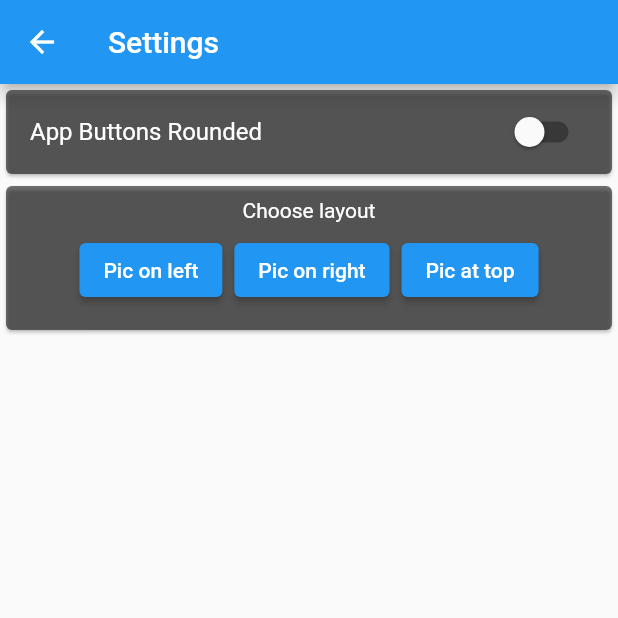
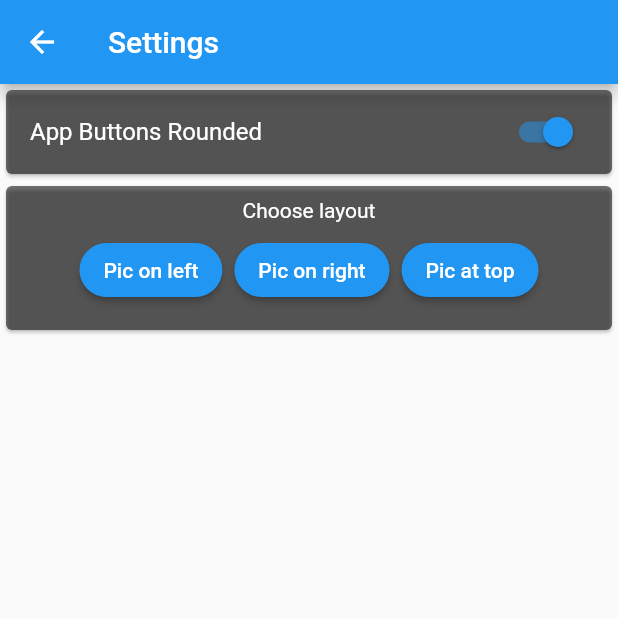
Before and after one commit to Oneya4/shared_preferences_profile_app, a Flutter app: the SettingsScreen screen opened by its route, after a tap on "App Buttons Rounded", on a phone screen of 412 x 824 dp, the top half of it. Run offline on Flutter 3.47's test engine with Material 2 defaults, Android fonts, the phone set to English and light mode, and no system bars; network calls fail.

Commit message:
First working model with Provider to Toggle 👍😁

```diff
--- a/profile_app/lib/profile_settings.dart
+++ b/profile_app/lib/profile_settings.dart
@@ -18,9 +18,8 @@ class ProfileSettings with ChangeNotifier {
     notifyListeners();
   }
 
-  void toggleShape() {
-    final newVal = isChecked;
-    isChecked = !isChecked;
+  void toggleState() {
+    final newVal = !isChecked;
     notifyListeners();
     _setChecked(newVal);
   }
--- a/profile_app/lib/settings_screen.dart
+++ b/profile_app/lib/settings_screen.dart
@@ -7,37 +7,40 @@ import './profile_settings.dart';
 class SettingsScreen extends StatelessWidget {
   static const routeName = '/settings-screen';
 
+  @override
+  Widget build(BuildContext context) {
+    final ButtonStyle roundEdges = ElevatedButton.styleFrom(
+      shape: StadiumBorder(),
+    );
+
+    // Alternative way of initializing ButtonStyle
     // ButtonStyle(
     //   shape: MaterialStateProperty.all<RoundedRectangleBorder>(
     //       RoundedRectangleBorder(borderRadius: BorderRadius.circular(14))),
     // );
-  //ElevatedButton.styleFrom(shape: StadiumBorder())
 
-  @override
-  Widget build(BuildContext context) {
-    final ButtonStyle toggleStyle = ElevatedButton.styleFrom(
-      shape: StadiumBorder(),
-      primary: Colors.amber,
-    );
-    final profileData = Provider.of<ProfileSettings>(context, listen: false);
-    final _isChecked = profileData.isChecked;
-
+    //Provider is invoked here to manage the state of the application
+    Provider.of<ProfileSettings>(context, listen: false);
     return Scaffold(
       appBar: AppBar(
         title: Text('Settings'),
       ),
       body: Column(
-        children: [
+        children: <Widget>[
           Card(
             color: Colors.black54,
             child: Consumer<ProfileSettings>(
+              //Consumer() is set up here to listen to 0 1 changes to bool isChecked from the setting file
               builder: (ctx, setting, _) => SwitchListTile(
                 title: Text(
                   'App Buttons Rounded',
                   style: TextStyle(color: Colors.white),
                 ),
-                  value: _isChecked,
-                  onChanged: (_) => setting.toggleShape()),
+                value: setting.isChecked,
+                onChanged: (_) {
+                  setting.toggleState();
+                },
+              ),
             ),
           ),
           Card(
@@ -45,30 +48,34 @@ class SettingsScreen extends StatelessWidget {
             child: Padding(
               padding: const EdgeInsets.all(8.0),
               child: Column(
-                children: [
+                children: <Widget>[
                   Text(
                     'Choose layout',
                     style: TextStyle(color: Colors.white),
                   ),
-                  ButtonBar(
+                  Consumer<ProfileSettings>(
+                    //A Consumer() is set up here so that we only rebuild this part of the tree
+                    builder: (ctx, setting, _) => ButtonBar(
                       alignment: MainAxisAlignment.center,
-                    children: [
+                      children: <Widget>[
                         ElevatedButton(
                           onPressed: () {},
                           child: Text('Pic on left'),
-                        style: _isChecked ? toggleStyle : null,
+                          style: setting.isChecked ? roundEdges : null,
                         ),
                         ElevatedButton(
                           onPressed: () {},
                           child: Text('Pic on right'),
-                        style: _isChecked ? toggleStyle : null,
+                          //Here we listen to changes in the profile settings file to know whether to toggle the style
+                          style: setting.isChecked ? roundEdges : null,
                         ),
                         ElevatedButton(
                           onPressed: () {},
                           child: Text('Pic at top'),
-                        style: _isChecked ? toggleStyle : null,
+                          style: setting.isChecked ? roundEdges : null,
                         ),
                       ],
+                    ),
                   )
                 ],
               ),
```
Lines whose indentation alone changed are shown as unchanged.
